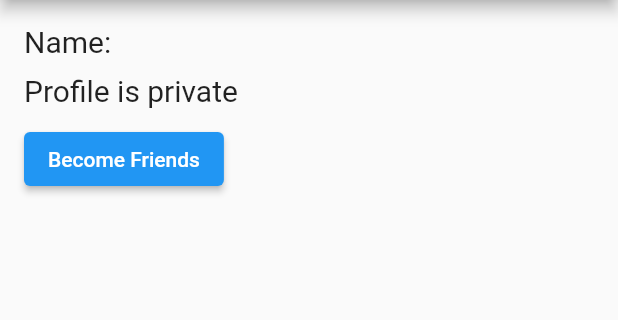
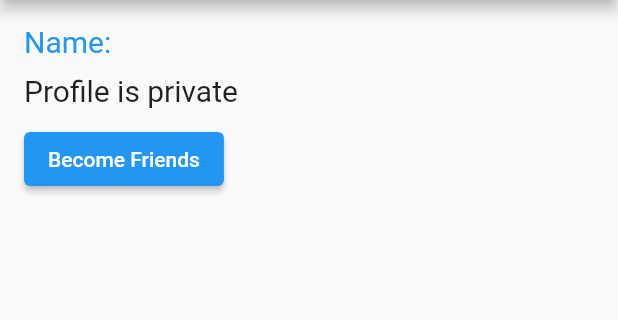
Before and after one commit to PS2273747/MAD02, a Flutter app: the ProfilePage screen opened directly with empty values, on a phone screen of 412 x 824 dp, the part 84-404 px from its top. Run offline on Flutter 3.47's test engine with Material 2 defaults, Android fonts, the light colour scheme and no system bars; accounts and stored records are empty.

Commit message:
layout aangepast/kleuren toegevoegd

```diff
--- a/lib/screens/profile_screen.dart
+++ b/lib/screens/profile_screen.dart
@@ -1,11 +1,58 @@
 import 'package:flutter/material.dart';
+import 'package:lastfm_app/api/user_requests.dart';
 
-class ProfilePage extends StatelessWidget {
+class ProfilePage extends StatefulWidget {
   final String name;
   final String email;
   final bool isFriend;
 
   ProfilePage({required this.name, required this.email, required this.isFriend});
+
+  @override
+  _ProfilePageState createState() => _ProfilePageState();
+}
+
+class _ProfilePageState extends State<ProfilePage> {
+  List<String> friendList = [];
+
+  @override
+  void initState() {
+    super.initState();
+    if (widget.isFriend) {
+      _fetchFriendList();
+    }
+  }
+
+  void _fetchFriendList() async {
+    try {
+      final friendsData = await UserAPI.fetchFriends();
+      setState(() {
+        friendList = friendsData;
+      });
+    } catch (error) {
+      _showErrorDialog('Error occurred while fetching friend list.');
+    }
+  }
+
+  void _showErrorDialog(String message) {
+    showDialog(
+      context: context,
+      builder: (BuildContext context) {
+        return AlertDialog(
+          title: Text('Error'),
+          content: Text(message),
+          actions: [
+            TextButton(
+              onPressed: () {
+                Navigator.pop(context);
+              },
+              child: Text('OK'),
+            ),
+          ],
+        );
+      },
+    );
+  }
 
   @override
   Widget build(BuildContext context) {
@@ -19,26 +66,40 @@ class ProfilePage extends StatelessWidget {
           crossAxisAlignment: CrossAxisAlignment.start,
           children: [
             Text(
-              'Name: $name',
-              style: TextStyle(fontSize: 20.0),
+
+              'Name: ${widget.name}',
+                style: TextStyle(fontSize: 20.0, color: Colors.blue),
             ),
             SizedBox(height: 10.0),
-
-            if (isFriend)
+            if (widget.isFriend)
               Column(
                 crossAxisAlignment: CrossAxisAlignment.start,
                 children: [
                   Text(
-                    'Email: $email',
-                    style: TextStyle(fontSize: 20.0),
+                    'Email: ${widget.email}',
+                    style: TextStyle(fontSize: 20.0, color: Colors.blue),
                   ),
-                  SizedBox(height: 20.0),
+                  SizedBox(height: 20.0,),
                   Text(
                     'Friends:',
-                    style: TextStyle(fontSize: 20.0),
+                    style: TextStyle(fontSize: 20.0, color: Colors.blue),
                   ),
                   SizedBox(height: 10.0),
-                  // TODO: Display friend list and song list
+                  Container(
+                    height: 200.0,
+                    child: SingleChildScrollView(
+                      child: Column(
+                        children: friendList.map((friend) => Container(
+                          margin: EdgeInsets.only(bottom: 10.0),
+                          padding: EdgeInsets.all(10.0),
+                          child: Text(
+                            friend,
+                            style: TextStyle(fontSize: 18.0, color: Colors.blue),
+                          ),
+                        )).toList(),
+                      ),
+                    ),
+                  ),
                 ],
               )
             else
--- a/lib/screens/user_profile_screen.dart
+++ b/lib/screens/user_profile_screen.dart
@@ -97,7 +97,7 @@ class _ProfileScreenState extends State<ProfileScreen> {
   Widget build(BuildContext context) {
     return Scaffold(
       appBar: AppBar(
-        title: Text('Profile'),
+        title: Text('User Profile'),
         actions: [
           IconButton(
             icon: Icon(Icons.info_outline),
```
Also changed, not shown: lib/api/user_search_result.dart (+7 -1 lines), 2 other files.
